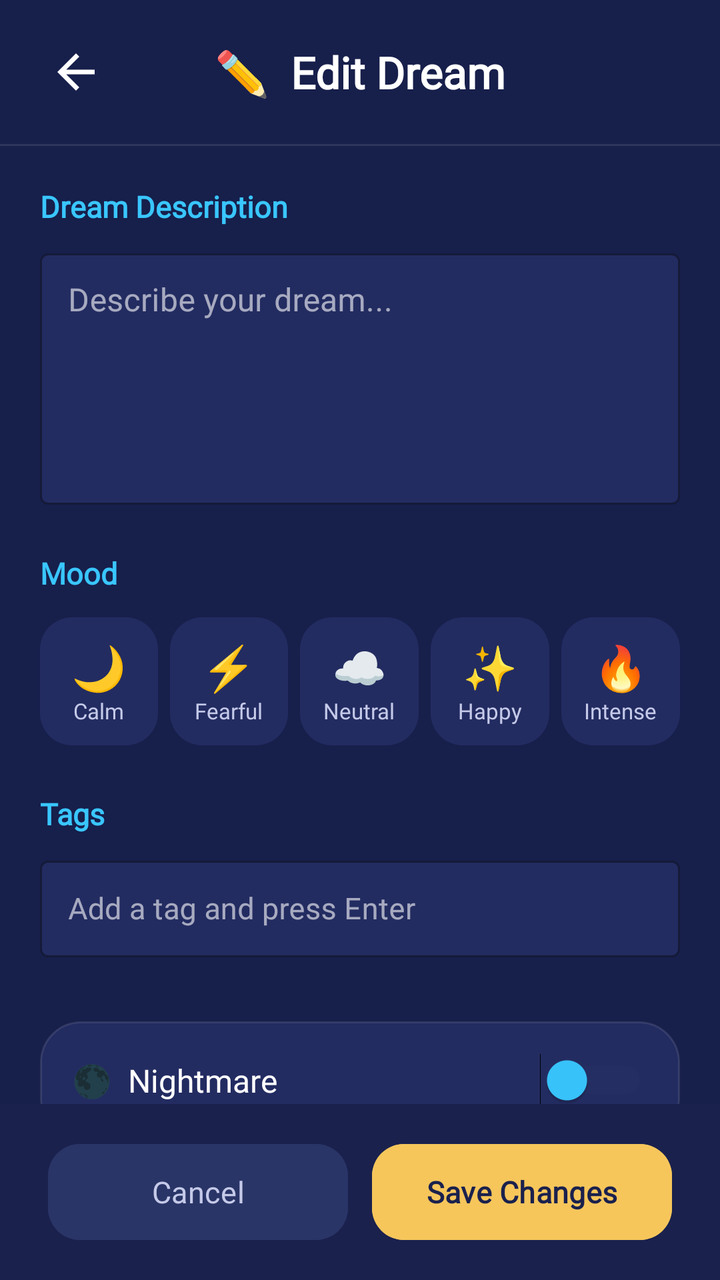
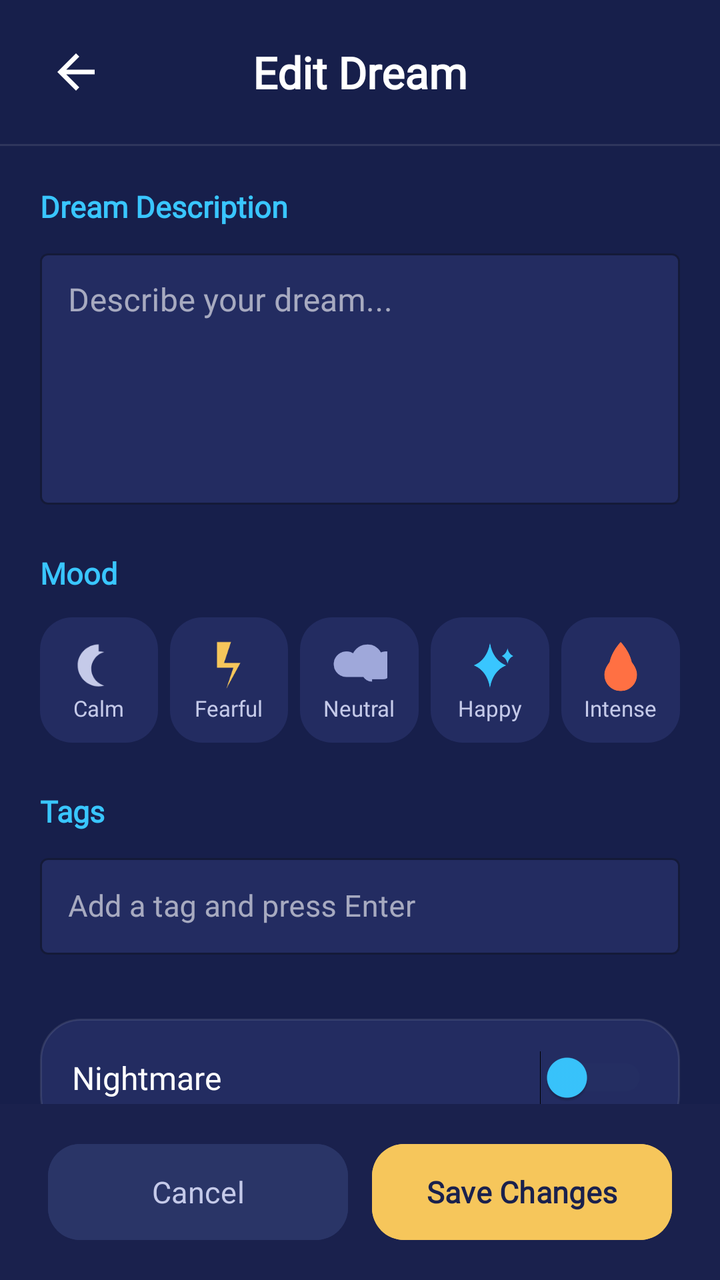

An Android layout rendered at two revisions. The XML below is the earlier revision; the diff shows what the commit changed to produce the second picture.
<!-- AndroidManifest.xml: activity theme Theme.LucidDreams.EditDream -->
<!-- res/layout/activity_edit_dream.xml -->
<?xml version="1.0" encoding="utf-8"?>
<androidx.constraintlayout.widget.ConstraintLayout
    xmlns:android="http://schemas.android.com/apk/res/android"
    xmlns:app="http://schemas.android.com/apk/res-auto"
    android:id="@+id/edit_dream_root"
    android:layout_width="match_parent"
    android:layout_height="match_parent"
    android:background="#171F4B">

    
    <FrameLayout
        android:id="@+id/topBar"
        android:layout_width="match_parent"
        android:layout_height="72dp"
        app:layout_constraintTop_toTopOf="parent"
        app:layout_constraintStart_toStartOf="parent"
        app:layout_constraintEnd_toEndOf="parent">

        <ImageView
            android:id="@+id/ivBack"
            android:layout_width="28dp"
            android:layout_height="28dp"
            android:layout_gravity="center_vertical|start"
            android:layout_marginStart="24dp"
            android:src="@drawable/ic_back"
            app:tint="#FFFFFF"
            android:contentDescription="Back" />

        <TextView
            android:layout_width="wrap_content"
            android:layout_height="wrap_content"
            android:layout_gravity="center"
            android:text="✏️  Edit Dream"
            android:textColor="#FFFFFF"
            android:textSize="22sp"
            android:fontFamily="@font/poppins"
            android:textStyle="bold" />

    </FrameLayout>

    
    <View
        android:id="@+id/dividerTop"
        android:layout_width="match_parent"
        android:layout_height="1dp"
        android:background="#1AFFFFFF"
        app:layout_constraintTop_toBottomOf="@id/topBar" />

    
    <ScrollView
        android:layout_width="match_parent"
        android:layout_height="0dp"
        android:scrollbars="none"
        android:overScrollMode="never"
        android:background="#171F4B"
        app:layout_constraintTop_toBottomOf="@id/dividerTop"
        app:layout_constraintBottom_toTopOf="@id/bottomButtons">

        <LinearLayout
            android:layout_width="match_parent"
            android:layout_height="wrap_content"
            android:orientation="vertical"
            android:paddingHorizontal="20dp"
            android:paddingTop="20dp"
            android:paddingBottom="24dp">

            
            <TextView
                android:layout_width="wrap_content"
                android:layout_height="wrap_content"
                android:text="Dream Description"
                android:textColor="#39C6FF"
                android:textSize="15sp"
                android:fontFamily="@font/poppins"
                android:textStyle="bold"
                android:layout_marginBottom="8dp" />

            <com.google.android.material.textfield.TextInputLayout
                android:layout_width="match_parent"
                android:layout_height="wrap_content"
                android:layout_marginBottom="24dp"
                style="@style/Widget.MaterialComponents.TextInputLayout.OutlinedBox"
                app:boxBackgroundColor="#232C61"
                app:boxStrokeColor="#39C6FF"
                app:hintTextColor="#C5CAE9">

                <com.google.android.material.textfield.TextInputEditText
                    android:id="@+id/etEditDescription"
                    android:layout_width="match_parent"
                    android:layout_height="wrap_content"
                    android:minLines="5"
                    android:gravity="top|start"
                    android:hint="Describe your dream..."
                    android:inputType="textMultiLine|textCapSentences"
                    android:textColor="#FFFFFF"
                    android:textColorHint="#7B88C5"
                    android:textSize="16sp"
                    android:fontFamily="@font/poppins"
                    android:background="@null"
                    android:padding="14dp" />

            </com.google.android.material.textfield.TextInputLayout>

            
            <com.google.android.material.textfield.TextInputEditText
                android:id="@+id/etEditTitle"
                android:layout_width="0dp"
                android:layout_height="0dp"
                android:visibility="gone" />

            
            <TextView
                android:layout_width="wrap_content"
                android:layout_height="wrap_content"
                android:text="Mood"
                android:textColor="#39C6FF"
                android:textSize="15sp"
                android:fontFamily="@font/poppins"
                android:textStyle="bold"
                android:layout_marginBottom="12dp" />

            <LinearLayout
                android:layout_width="match_parent"
                android:layout_height="wrap_content"
                android:orientation="horizontal"
                android:gravity="center_horizontal"
                android:layout_marginBottom="24dp">

                <LinearLayout
                    android:id="@+id/editMoodCalm"
                    android:layout_width="0dp"
                    android:layout_height="wrap_content"
                    android:layout_weight="1"
                    android:orientation="vertical"
                    android:gravity="center"
                    android:padding="10dp"
                    android:background="@drawable/bg_mood_unselected"
                    android:layout_marginEnd="6dp"
                    android:clickable="true"
                    android:focusable="true">
                    <TextView android:layout_width="wrap_content" android:layout_height="wrap_content" android:text="🌙" android:textSize="22sp" />
                    <TextView android:layout_width="wrap_content" android:layout_height="wrap_content" android:text="Calm" android:textColor="#C5CAE9" android:textSize="11sp" android:fontFamily="@font/poppins"/>
                </LinearLayout>

                <LinearLayout
                    android:id="@+id/editMoodStressed"
                    android:layout_width="0dp"
                    android:layout_height="wrap_content"
                    android:layout_weight="1"
                    android:orientation="vertical"
                    android:gravity="center"
                    android:padding="10dp"
                    android:background="@drawable/bg_mood_unselected"
                    android:layout_marginEnd="6dp"
                    android:clickable="true"
                    android:focusable="true">
                    <TextView android:layout_width="wrap_content" android:layout_height="wrap_content" android:text="⚡" android:textSize="22sp" />
                    <TextView android:layout_width="wrap_content" android:layout_height="wrap_content" android:text="Fearful" android:textColor="#C5CAE9" android:textSize="11sp" android:fontFamily="@font/poppins"/>
                </LinearLayout>

                <LinearLayout
                    android:id="@+id/editMoodUnclear"
                    android:layout_width="0dp"
                    android:layout_height="wrap_content"
                    android:layout_weight="1"
                    android:orientation="vertical"
                    android:gravity="center"
                    android:padding="10dp"
                    android:background="@drawable/bg_mood_unselected"
                    android:layout_marginEnd="6dp"
                    android:clickable="true"
                    android:focusable="true">
                    <TextView android:layout_width="wrap_content" android:layout_height="wrap_content" android:text="☁️" android:textSize="22sp" />
                    <TextView android:layout_width="wrap_content" android:layout_height="wrap_content" android:text="Neutral" android:textColor="#C5CAE9" android:textSize="11sp" android:fontFamily="@font/poppins"/>
                </LinearLayout>

                <LinearLayout
                    android:id="@+id/editMoodLucid"
                    android:layout_width="0dp"
                    android:layout_height="wrap_content"
                    android:layout_weight="1"
                    android:orientation="vertical"
                    android:gravity="center"
                    android:padding="10dp"
                    android:background="@drawable/bg_mood_unselected"
                    android:layout_marginEnd="6dp"
                    android:clickable="true"
                    android:focusable="true">
                    <TextView android:layout_width="wrap_content" android:layout_height="wrap_content" android:text="✨" android:textSize="22sp" />
                    <TextView android:layout_width="wrap_content" android:layout_height="wrap_content" android:text="Happy" android:textColor="#C5CAE9" android:textSize="11sp" android:fontFamily="@font/poppins"/>
                </LinearLayout>

                <LinearLayout
                    android:id="@+id/editMoodIntense"
                    android:layout_width="0dp"
                    android:layout_height="wrap_content"
                    android:layout_weight="1"
                    android:orientation="vertical"
                    android:gravity="center"
                    android:padding="10dp"
                    android:background="@drawable/bg_mood_unselected"
                    android:clickable="true"
                    android:focusable="true">
                    <TextView android:layout_width="wrap_content" android:layout_height="wrap_content" android:text="🔥" android:textSize="22sp" />
                    <TextView android:layout_width="wrap_content" android:layout_height="wrap_content" android:text="Intense" android:textColor="#C5CAE9" android:textSize="11sp" android:fontFamily="@font/poppins"/>
                </LinearLayout>

            </LinearLayout>

            
            <TextView
                android:layout_width="wrap_content"
                android:layout_height="wrap_content"
                android:text="Tags"
                android:textColor="#39C6FF"
                android:textSize="15sp"
                android:fontFamily="@font/poppins"
                android:textStyle="bold"
                android:layout_marginBottom="8dp" />

            <com.google.android.material.textfield.TextInputLayout
                android:layout_width="match_parent"
                android:layout_height="wrap_content"
                android:layout_marginBottom="8dp"
                style="@style/Widget.MaterialComponents.TextInputLayout.OutlinedBox"
                app:boxBackgroundColor="#232C61"
                app:boxStrokeColor="#39C6FF"
                app:hintTextColor="#C5CAE9">

                <com.google.android.material.textfield.TextInputEditText
                    android:id="@+id/etEditTagInput"
                    android:layout_width="match_parent"
                    android:layout_height="wrap_content"
                    android:hint="Add a tag and press Enter"
                    android:imeOptions="actionDone"
                    android:inputType="text"
                    android:textColor="#FFFFFF"
                    android:textColorHint="#7B88C5"
                    android:textSize="15sp"
                    android:fontFamily="@font/poppins"
                    android:background="@null"
                    android:padding="14dp" />

            </com.google.android.material.textfield.TextInputLayout>

            <com.google.android.material.chip.ChipGroup
                android:id="@+id/chipGroupEditTags"
                android:layout_width="match_parent"
                android:layout_height="wrap_content"
                android:layout_marginBottom="24dp"
                app:chipSpacingHorizontal="8dp"
                app:chipSpacingVertical="6dp" />

            
            <LinearLayout
                android:layout_width="match_parent"
                android:layout_height="wrap_content"
                android:orientation="horizontal"
                android:gravity="center_vertical"
                android:background="@drawable/bg_analysis_card"
                android:padding="16dp"
                android:layout_marginBottom="8dp">

                <TextView
                    android:layout_width="0dp"
                    android:layout_height="wrap_content"
                    android:layout_weight="1"
                    android:text="🌑  Nightmare"
                    android:textColor="#FFFFFF"
                    android:textSize="16sp"
                    android:fontFamily="@font/poppins" />

                <Switch
                    android:id="@+id/switchEditNightmare"
                    android:layout_width="wrap_content"
                    android:layout_height="wrap_content"
                    android:thumbTint="#39C6FF"
                    android:trackTint="#2A3567" />

            </LinearLayout>

        </LinearLayout>
    </ScrollView>

    
    <LinearLayout
        android:id="@+id/bottomButtons"
        android:layout_width="match_parent"
        android:layout_height="wrap_content"
        android:background="#1A214D"
        android:paddingHorizontal="24dp"
        android:paddingVertical="16dp"
        android:orientation="horizontal"
        app:layout_constraintBottom_toBottomOf="parent">

        <Button
            android:id="@+id/btnCancelEdit"
            android:layout_width="0dp"
            android:layout_height="56dp"
            android:layout_weight="1"
            android:layout_marginEnd="12dp"
            android:text="Cancel"
            android:textColor="#C5CAE9"
            android:textSize="15sp"
            android:fontFamily="@font/poppins"
            android:backgroundTint="#2A3567"
            app:cornerRadius="16dp" />

        <Button
            android:id="@+id/btnSaveChanges"
            android:layout_width="0dp"
            android:layout_height="56dp"
            android:layout_weight="1"
            android:text="Save Changes"
            android:textColor="#1A214D"
            android:textSize="15sp"
            android:textStyle="bold"
            android:fontFamily="@font/poppins"
            android:backgroundTint="#F6C65B"
            app:cornerRadius="16dp" />

    </LinearLayout>

</androidx.constraintlayout.widget.ConstraintLayout>
<!-- resources referenced by this layout -->
<resources>
  <style name="Theme.LucidDreams.EditDream" parent="Theme.LucidDreams.Patterns" />
  <style name="Theme.LucidDreams" parent="Base.Theme.LucidDreams">
          <item name="materialCalendarTheme">@style/CustomDatePickerTheme</item>
      </style>
  <style name="Base.Theme.LucidDreams" parent="Theme.Material3.DayNight.NoActionBar">
          
          
      </style>
  <style name="CustomDatePickerConfirmButton" parent="Widget.Material3.Button">
          <item name="backgroundTint">#39C6FF</item>
          <item name="android:textColor">#171F4B</item>
      </style>
  <style name="CustomDatePickerCancelButton" parent="Widget.Material3.Button.TextButton">
          <item name="android:textColor">#C5CAE9</item>
      </style>
  <style name="CustomCalendarDay" parent="Widget.Material3.MaterialCalendar.Day">
          <item name="itemTextColor">#C5CAE9</item>
      </style>
  <style name="CustomCalendarDaySelected" parent="Widget.Material3.MaterialCalendar.Day.Selected">
          <item name="itemTextColor">#171F4B</item>
          <item name="itemFillColor">#39C6FF</item>
      </style>
  <!-- unchanged entries left out for length: 7 -->
</resources>

<!-- the commit's change to res/layout/activity_edit_dream.xml (unified diff, before → after) -->
@@ -30,7 +30,7 @@
             android:layout_width="wrap_content"
             android:layout_height="wrap_content"
             android:layout_gravity="center"
-            android:text="✏️  Edit Dream"
+            android:text="Edit Dream"
             android:textColor="#FFFFFF"
             android:textSize="22sp"
             android:fontFamily="@font/poppins"
@@ -138,7 +138,7 @@
                     android:layout_marginEnd="6dp"
                     android:clickable="true"
                     android:focusable="true">
-                    <TextView android:layout_width="wrap_content" android:layout_height="wrap_content" android:text="🌙" android:textSize="22sp" />
+                    <ImageView android:layout_width="28dp" android:layout_height="28dp" android:src="@drawable/ic_calm" />
                     <TextView android:layout_width="wrap_content" android:layout_height="wrap_content" android:text="Calm" android:textColor="#C5CAE9" android:textSize="11sp" android:fontFamily="@font/poppins"/>
                 </LinearLayout>
 
@@ -154,7 +154,7 @@
                     android:layout_marginEnd="6dp"
                     android:clickable="true"
                     android:focusable="true">
-                    <TextView android:layout_width="wrap_content" android:layout_height="wrap_content" android:text="⚡" android:textSize="22sp" />
+                    <ImageView android:layout_width="28dp" android:layout_height="28dp" android:src="@drawable/ic_stressed" />
                     <TextView android:layout_width="wrap_content" android:layout_height="wrap_content" android:text="Fearful" android:textColor="#C5CAE9" android:textSize="11sp" android:fontFamily="@font/poppins"/>
                 </LinearLayout>
 
@@ -170,7 +170,7 @@
                     android:layout_marginEnd="6dp"
                     android:clickable="true"
                     android:focusable="true">
-                    <TextView android:layout_width="wrap_content" android:layout_height="wrap_content" android:text="☁️" android:textSize="22sp" />
+                    <ImageView android:layout_width="28dp" android:layout_height="28dp" android:src="@drawable/ic_neutral" />
                     <TextView android:layout_width="wrap_content" android:layout_height="wrap_content" android:text="Neutral" android:textColor="#C5CAE9" android:textSize="11sp" android:fontFamily="@font/poppins"/>
                 </LinearLayout>
 
@@ -186,7 +186,7 @@
                     android:layout_marginEnd="6dp"
                     android:clickable="true"
                     android:focusable="true">
-                    <TextView android:layout_width="wrap_content" android:layout_height="wrap_content" android:text="✨" android:textSize="22sp" />
+                    <ImageView android:layout_width="28dp" android:layout_height="28dp" android:src="@drawable/ic_lucid_happy" />
                     <TextView android:layout_width="wrap_content" android:layout_height="wrap_content" android:text="Happy" android:textColor="#C5CAE9" android:textSize="11sp" android:fontFamily="@font/poppins"/>
                 </LinearLayout>
 
@@ -201,7 +201,7 @@
                     android:background="@drawable/bg_mood_unselected"
                     android:clickable="true"
                     android:focusable="true">
-                    <TextView android:layout_width="wrap_content" android:layout_height="wrap_content" android:text="🔥" android:textSize="22sp" />
+                    <ImageView android:layout_width="28dp" android:layout_height="28dp" android:src="@drawable/ic_fearful" />
                     <TextView android:layout_width="wrap_content" android:layout_height="wrap_content" android:text="Intense" android:textColor="#C5CAE9" android:textSize="11sp" android:fontFamily="@font/poppins"/>
                 </LinearLayout>
 
@@ -265,7 +265,7 @@
                     android:layout_width="0dp"
                     android:layout_height="wrap_content"
                     android:layout_weight="1"
-                    android:text="🌑  Nightmare"
+                    android:text="Nightmare"
                     android:textColor="#FFFFFF"
                     android:textSize="16sp"
                     android:fontFamily="@font/poppins" />
<!-- resource entries referenced after the edit -->
@@ -1,5 +1,67 @@
 <!-- resources referenced by this layout -->
 <resources>
+  <!-- drawable ic_calm (drawable) -->
+  <vector xmlns:android="http://schemas.android.com/apk/res/android"
+      android:width="24dp"
+      android:height="24dp"
+      android:viewportWidth="24"
+      android:viewportHeight="24">
+      <path
+          android:fillColor="#C5CAE9"
+          android:pathData="M12,3C7.03,3 3,7.03 3,12C3,16.97 7.03,21 12,21C12.83,21 13.63,20.88 14.39,20.67C11.2,19.78 8.86,16.91 8.86,13.5C8.86,10.09 11.2,7.22 14.39,6.33C13.63,6.12 12.83,6 12,6C12,3 12,3 12,3Z" />
+  </vector>
+  <!-- drawable ic_fearful (drawable) -->
+  <vector xmlns:android="http://schemas.android.com/apk/res/android"
+      android:width="24dp"
+      android:height="24dp"
+      android:viewportWidth="24"
+      android:viewportHeight="24">
+      
+      <path
+          android:fillColor="#FF7043"
+          android:pathData="M12,2C12,2 17,7 17,13C17,15.8 14.8,18 12,18C9.2,18 7,15.8 7,13C7,7 12,2 12,2Z" />
+      
+      <path
+          android:fillColor="#FF7043"
+          android:alpha="0.6"
+          android:pathData="M12,6C12,6 19,11 19,16C19,19.9 15.9,23 12,23C8.1,23 5,19.9 5,16C5,11 12,6 12,6Z" />
+  </vector>
+  <!-- drawable ic_lucid_happy (drawable) -->
+  <vector xmlns:android="http://schemas.android.com/apk/res/android"
+      android:width="24dp"
+      android:height="24dp"
+      android:viewportWidth="24"
+      android:viewportHeight="24">
+      
+      <path
+          android:fillColor="#39C6FF"
+          android:pathData="M12,2C12,2 12.5,9.5 19,12C12.5,14.5 12,22 12,22C12,22 11.5,14.5 5,12C11.5,9.5 12,2 12,2Z" />
+      
+      <path
+          android:fillColor="#39C6FF"
+          android:alpha="0.5"
+          android:pathData="M19.5,4.5C19.5,4.5 19.7,7 22,8C19.7,9 19.5,11.5 19.5,11.5C19.5,11.5 19.3,9 17,8C19.3,7 19.5,4.5 19.5,4.5Z" />
+  </vector>
+  <!-- drawable ic_neutral (drawable) -->
+  <vector xmlns:android="http://schemas.android.com/apk/res/android"
+      android:width="24dp"
+      android:height="24dp"
+      android:viewportWidth="24"
+      android:viewportHeight="24">
+      <path
+          android:fillColor="#9FA8DA"
+          android:pathData="M17.5,19C15,19 13,17 13,14.5C13,12 15,10 17.5,10C17.7,10 17.9,10 18.1,10.1C18.8,7.7 21,6 23.5,6C26.5,6 29,8.5 29,11.5C29,14.5 26.5,17 23.5,17H6.5C3.5,17 1,14.5 1,11.5C1,8.5 3.5,6 6.5,6C7.5,6 8.5,6.3 9.3,6.8C10.5,4.5 12.8,3 15.5,3C19.1,3 22,5.9 22,9.5C22,9.7 22,9.8 22,10C22,10 22,10 22,10C24.2,10 26,11.8 26,14C26,16.2 24.2,18 22,18H17.5V19Z" />
+  </vector>
+  <!-- drawable ic_stressed (drawable) -->
+  <vector xmlns:android="http://schemas.android.com/apk/res/android"
+      android:width="24dp"
+      android:height="24dp"
+      android:viewportWidth="24"
+      android:viewportHeight="24">
+      <path
+          android:fillColor="#F6C65B"
+          android:pathData="M7,2L13,2L10,11L17,11L11,22L14,13L7,13L7,2Z" />
+  </vector>
   <style name="Theme.LucidDreams.EditDream" parent="Theme.LucidDreams.Patterns" />
   <style name="Theme.LucidDreams" parent="Base.Theme.LucidDreams">
           <item name="materialCalendarTheme">@style/CustomDatePickerTheme</item>
